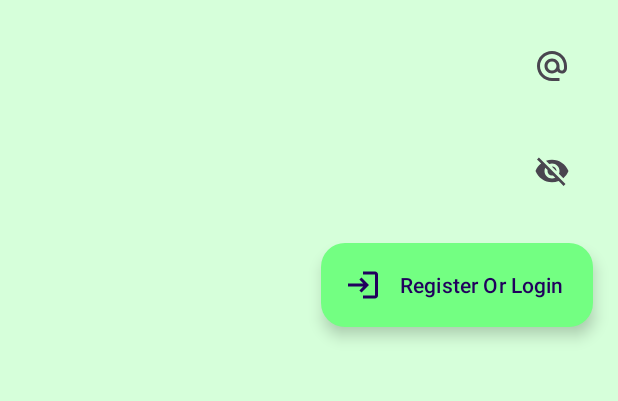
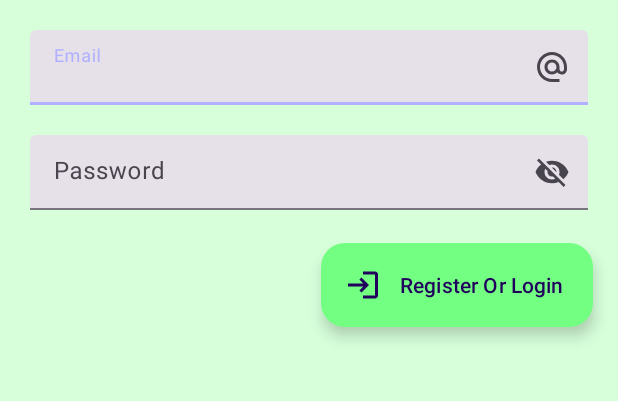
Before and after one commit to AzalDevX/devgarden, an Android app: the LoginActivity screen opened directly, with no data from a screen before it, on a phone screen of 412 x 824 dp, the part 582-983 px from its top. Run offline under Robolectric (Android 15) with nearby library versions, the phone set to English and light mode, and no system bars; libraries missing offline, so code that uses them is left out: com.journeyapps.barcodescanner.

Commit message:
Working login

```diff
--- a/app/src/main/java/com/azaldev/garden/globals/Globals.kt
+++ b/app/src/main/java/com/azaldev/garden/globals/Globals.kt
@@ -1,11 +1,15 @@
 package com.azaldev.garden.globals
 
 import android.app.Application
+import com.azaldev.garden.com.WSClient
 
 class Globals : Application(){
     var enviroment: String = "development"; // development or production
     var app_language = "eu";
+    var has_connection = false;
 
     val languages = arrayOf("Español", "English", "Euskera")
     var user_name : String = "Unknown Name"
+
+    var webSocketClient : WSClient? = null
 }
--- a/app/src/main/res/layout/activity_login.xml
+++ b/app/src/main/res/layout/activity_login.xml
@@ -5,6 +5,7 @@
         xmlns:app="http://schemas.android.com/apk/res-auto"
         android:layout_width="match_parent"
         android:layout_height="match_parent"
+        android:id="@+id/loginLayoutCtx"
         tools:context=".LoginActivity">
 
 
@@ -55,7 +56,8 @@
     />
 
     <com.google.android.material.textfield.TextInputLayout
-        android:id="@+id/emailField"
+            android:id="@+id/emailFieldL"
+
             style="?attr/textInputFilledStyle"
         android:layout_width="match_parent"
         android:layout_height="50dp"
@@ -68,11 +70,16 @@
         app:endIconMode="custom"
         app:endIconDrawable="@drawable/baseline_alternate_email_24"
         app:layout_constraintTop_toBottomOf="@id/loginLogo">
-
+        <com.google.android.material.textfield.TextInputEditText
+                android:id="@+id/emailField"
+                android:layout_width="match_parent"
+                android:layout_height="wrap_content"
+        />
     </com.google.android.material.textfield.TextInputLayout>
 
     <com.google.android.material.textfield.TextInputLayout
-        android:id="@+id/passwordField"
+            android:id="@+id/passwordFieldL"
+
             style="?attr/textInputFilledStyle"
             android:layout_width="match_parent"
             android:layout_height="50dp"
@@ -83,8 +90,14 @@
 
             android:hint="@string/password"
             app:endIconMode="password_toggle"
-        app:layout_constraintTop_toBottomOf="@id/emailField"
+            app:layout_constraintTop_toBottomOf="@id/emailFieldL"
             tools:layout_editor_absoluteX="-16dp">
+
+        <com.google.android.material.textfield.TextInputEditText
+                android:id="@+id/passwordField"
+                android:layout_width="match_parent"
+                android:layout_height="wrap_content"
+        />
 
     </com.google.android.material.textfield.TextInputLayout>
 
@@ -102,7 +115,7 @@
         app:layout_constraintBottom_toBottomOf="parent"
         app:layout_constraintEnd_toEndOf="parent"
         app:layout_constraintHorizontal_bias="0.995" app:layout_constraintStart_toStartOf="parent"
-        app:layout_constraintTop_toBottomOf="@id/passwordField" app:layout_constraintVertical_bias="0.028"
+        app:layout_constraintTop_toBottomOf="@id/passwordFieldL" app:layout_constraintVertical_bias="0.028"
         app:singleSelection="true"/>
 
 </androidx.constraintlayout.widget.ConstraintLayout>
```
Also changed, not shown: app/src/main/java/com/azaldev/garden/LoginActivity.kt (+63 -0 lines), app/src/main/java/com/azaldev/garden/MainActivity.kt (+7 -11 lines), app/src/main/java/com/azaldev/garden/com/WSClient.kt (+48 -1 lines). Lines whose indentation alone changed are shown as unchanged.
